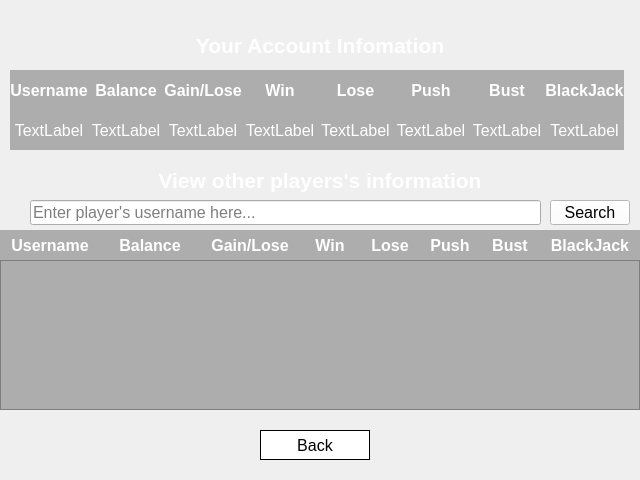
lehoangtran289/Blackjack, file blackjack-client/ui/player_info.ui: the form before one commit.
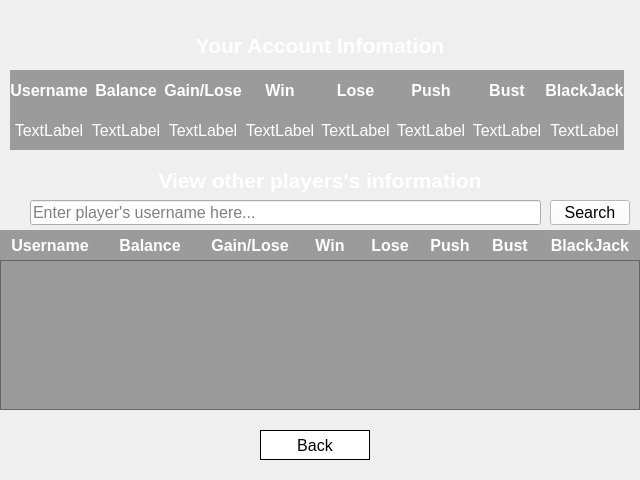
The form after the commit. Icons and pictures are not drawn.

Patch:
```diff
--- a/blackjack-client/ui/player_info.ui
+++ b/blackjack-client/ui/player_info.ui
@@ -78,7 +78,7 @@
        </font>
       </property>
       <property name="styleSheet">
-       <string notr="true">color: rgb(255, 255, 255);background-color: rgba(0, 0, 0, 70);</string>
+       <string notr="true">color: rgb(255, 255, 255);background-color: rgba(0, 0, 0, 90);</string>
       </property>
       <property name="text">
        <string>TextLabel</string>
@@ -102,7 +102,7 @@
        </font>
       </property>
       <property name="styleSheet">
-       <string notr="true">color: rgb(255, 255, 255);background-color: rgba(0, 0, 0, 70);</string>
+       <string notr="true">color: rgb(255, 255, 255);background-color: rgba(0, 0, 0, 90);</string>
       </property>
       <property name="text">
        <string>TextLabel</string>
@@ -126,7 +126,7 @@
        </font>
       </property>
       <property name="styleSheet">
-       <string notr="true">color: rgb(255, 255, 255);background-color: rgba(0, 0, 0, 70);</string>
+       <string notr="true">color: rgb(255, 255, 255);background-color: rgba(0, 0, 0, 90);</string>
       </property>
       <property name="text">
        <string>TextLabel</string>
@@ -150,7 +150,7 @@
        </font>
       </property>
       <property name="styleSheet">
-       <string notr="true">color: rgb(255, 255, 255);background-color: rgba(0, 0, 0, 70);</string>
+       <string notr="true">color: rgb(255, 255, 255);background-color: rgba(0, 0, 0, 90);</string>
       </property>
       <property name="text">
        <string>TextLabel</string>
@@ -174,7 +174,7 @@
        </font>
       </property>
       <property name="styleSheet">
-       <string notr="true">color: rgb(255, 255, 255);background-color: rgba(0, 0, 0, 70);</string>
+       <string notr="true">color: rgb(255, 255, 255);background-color: rgba(0, 0, 0, 90);</string>
       </property>
       <property name="text">
        <string>TextLabel</string>
@@ -198,7 +198,7 @@
        </font>
       </property>
       <property name="styleSheet">
-       <string notr="true">color: rgb(255, 255, 255);background-color: rgba(0, 0, 0, 70);</string>
+       <string notr="true">color: rgb(255, 255, 255);background-color: rgba(0, 0, 0, 90);</string>
       </property>
       <property name="text">
        <string>TextLabel</string>
@@ -222,7 +222,7 @@
        </font>
       </property>
       <property name="styleSheet">
-       <string notr="true">color: rgb(255, 255, 255);background-color: rgba(0, 0, 0, 70);</string>
+       <string notr="true">color: rgb(255, 255, 255);background-color: rgba(0, 0, 0, 90);</string>
       </property>
       <property name="text">
        <string>Gain/Lose</string>
@@ -246,7 +246,7 @@
        </font>
       </property>
       <property name="styleSheet">
-       <string notr="true">color: rgb(255, 255, 255);background-color: rgba(0, 0, 0, 70);</string>
+       <string notr="true">color: rgb(255, 255, 255);background-color: rgba(0, 0, 0, 90);</string>
       </property>
       <property name="text">
        <string>Push</string>
@@ -270,7 +270,7 @@
        </font>
       </property>
       <property name="styleSheet">
-       <string notr="true">color: rgb(255, 255, 255);background-color: rgba(0, 0, 0, 70);</string>
+       <string notr="true">color: rgb(255, 255, 255);background-color: rgba(0, 0, 0, 90);</string>
       </property>
       <property name="text">
        <string>Lose</string>
@@ -294,7 +294,7 @@
        </font>
       </property>
       <property name="styleSheet">
-       <string notr="true">color: rgb(255, 255, 255);background-color: rgba(0, 0, 0, 70);</string>
+       <string notr="true">color: rgb(255, 255, 255);background-color: rgba(0, 0, 0, 90);</string>
       </property>
       <property name="text">
        <string>Bust</string>
@@ -318,7 +318,7 @@
        </font>
       </property>
       <property name="styleSheet">
-       <string notr="true">color: rgb(255, 255, 255);background-color: rgba(0, 0, 0, 70);</string>
+       <string notr="true">color: rgb(255, 255, 255);background-color: rgba(0, 0, 0, 90);</string>
       </property>
       <property name="text">
        <string>Win</string>
@@ -342,7 +342,7 @@
        </font>
       </property>
       <property name="styleSheet">
-       <string notr="true">color: rgb(255, 255, 255);background-color: rgba(0, 0, 0, 70);</string>
+       <string notr="true">color: rgb(255, 255, 255);background-color: rgba(0, 0, 0, 90);</string>
       </property>
       <property name="text">
        <string>Balance</string>
@@ -366,7 +366,7 @@
        </font>
       </property>
       <property name="styleSheet">
-       <string notr="true">color: rgb(255, 255, 255);background-color: rgba(0, 0, 0, 70);</string>
+       <string notr="true">color: rgb(255, 255, 255);background-color: rgba(0, 0, 0, 90);</string>
       </property>
       <property name="text">
        <string>BlackJack</string>
@@ -390,7 +390,7 @@
        </font>
       </property>
       <property name="styleSheet">
-       <string notr="true">color: rgb(255, 255, 255);background-color: rgba(0, 0, 0, 70);</string>
+       <string notr="true">color: rgb(255, 255, 255);background-color: rgba(0, 0, 0, 90);</string>
       </property>
       <property name="text">
        <string>TextLabel</string>
@@ -414,7 +414,7 @@
        </font>
       </property>
       <property name="styleSheet">
-       <string notr="true">color: rgb(255, 255, 255);background-color: rgba(0, 0, 0, 70);</string>
+       <string notr="true">color: rgb(255, 255, 255);background-color: rgba(0, 0, 0, 90);</string>
       </property>
       <property name="text">
        <string>Username</string>
@@ -438,7 +438,7 @@
        </font>
       </property>
       <property name="styleSheet">
-       <string notr="true">color: rgb(255, 255, 255);background-color: rgba(0, 0, 0, 70);</string>
+       <string notr="true">color: rgb(255, 255, 255);background-color: rgba(0, 0, 0, 90);</string>
       </property>
       <property name="text">
        <string>TextLabel</string>
@@ -550,7 +550,7 @@
     </font>
    </property>
    <property name="styleSheet">
-    <string notr="true">color: rgb(255, 255, 255);background-color: rgba(0, 0, 0, 70);</string>
+    <string notr="true">color: rgb(255, 255, 255);background-color: rgba(0, 0, 0, 90);</string>
    </property>
    <property name="verticalScrollBarPolicy">
     <enum>Qt::ScrollBarAlwaysOff</enum>
@@ -719,7 +719,7 @@
     </font>
    </property>
    <property name="styleSheet">
-    <string notr="true">color: rgb(255, 255, 255);background-color: rgba(0, 0, 0, 70);</string>
+    <string notr="true">color: rgb(255, 255, 255);background-color: rgba(0, 0, 0, 90);</string>
    </property>
    <property name="text">
     <string>Username</string>
@@ -746,7 +746,7 @@
     </font>
    </property>
    <property name="styleSheet">
-    <string notr="true">color: rgb(255, 255, 255);background-color: rgba(0, 0, 0, 70);</string>
+    <string notr="true">color: rgb(255, 255, 255);background-color: rgba(0, 0, 0, 90);</string>
    </property>
    <property name="text">
     <string>Balance</string>
@@ -773,7 +773,7 @@
     </font>
    </property>
    <property name="styleSheet">
-    <string notr="true">color: rgb(255, 255, 255);background-color: rgba(0, 0, 0, 70);</string>
+    <string notr="true">color: rgb(255, 255, 255);background-color: rgba(0, 0, 0, 90);</string>
    </property>
    <property name="text">
     <string>Gain/Lose</string>
@@ -800,7 +800,7 @@
     </font>
    </property>
    <property name="styleSheet">
-    <string notr="true">color: rgb(255, 255, 255);background-color: rgba(0, 0, 0, 70);</string>
+    <string notr="true">color: rgb(255, 255, 255);background-color: rgba(0, 0, 0, 90);</string>
    </property>
    <property name="text">
     <string>Win</string>
@@ -827,7 +827,7 @@
     </font>
    </property>
    <property name="styleSheet">
-    <string notr="true">color: rgb(255, 255, 255);background-color: rgba(0, 0, 0, 70);</string>
+    <string notr="true">color: rgb(255, 255, 255);background-color: rgba(0, 0, 0, 90);</string>
    </property>
    <property name="text">
     <string>Lose</string>
@@ -854,7 +854,7 @@
     </font>
    </property>
    <property name="styleSheet">
-    <string notr="true">color: rgb(255, 255, 255);background-color: rgba(0, 0, 0, 70);</string>
+    <string notr="true">color: rgb(255, 255, 255);background-color: rgba(0, 0, 0, 90);</string>
    </property>
    <property name="text">
     <string>Push</string>
@@ -881,7 +881,7 @@
     </font>
    </property>
    <property name="styleSheet">
-    <string notr="true">color: rgb(255, 255, 255);background-color: rgba(0, 0, 0, 70);</string>
+    <string notr="true">color: rgb(255, 255, 255);background-color: rgba(0, 0, 0, 90);</string>
    </property>
    <property name="text">
     <string>Bust</string>
@@ -908,7 +908,7 @@
     </font>
    </property>
    <property name="styleSheet">
-    <string notr="true">color: rgb(255, 255, 255);background-color: rgba(0, 0, 0, 70);</string>
+    <string notr="true">color: rgb(255, 255, 255);background-color: rgba(0, 0, 0, 90);</string>
    </property>
    <property name="text">
     <string>BlackJack</string>
```
